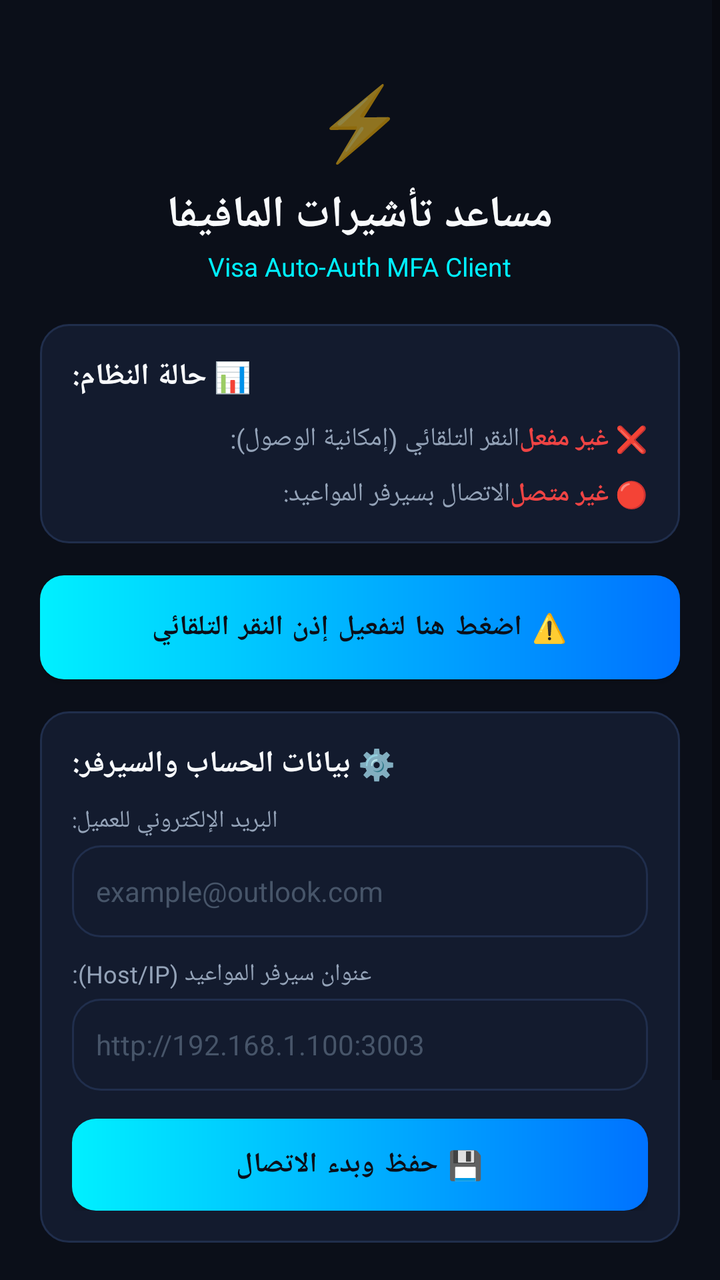
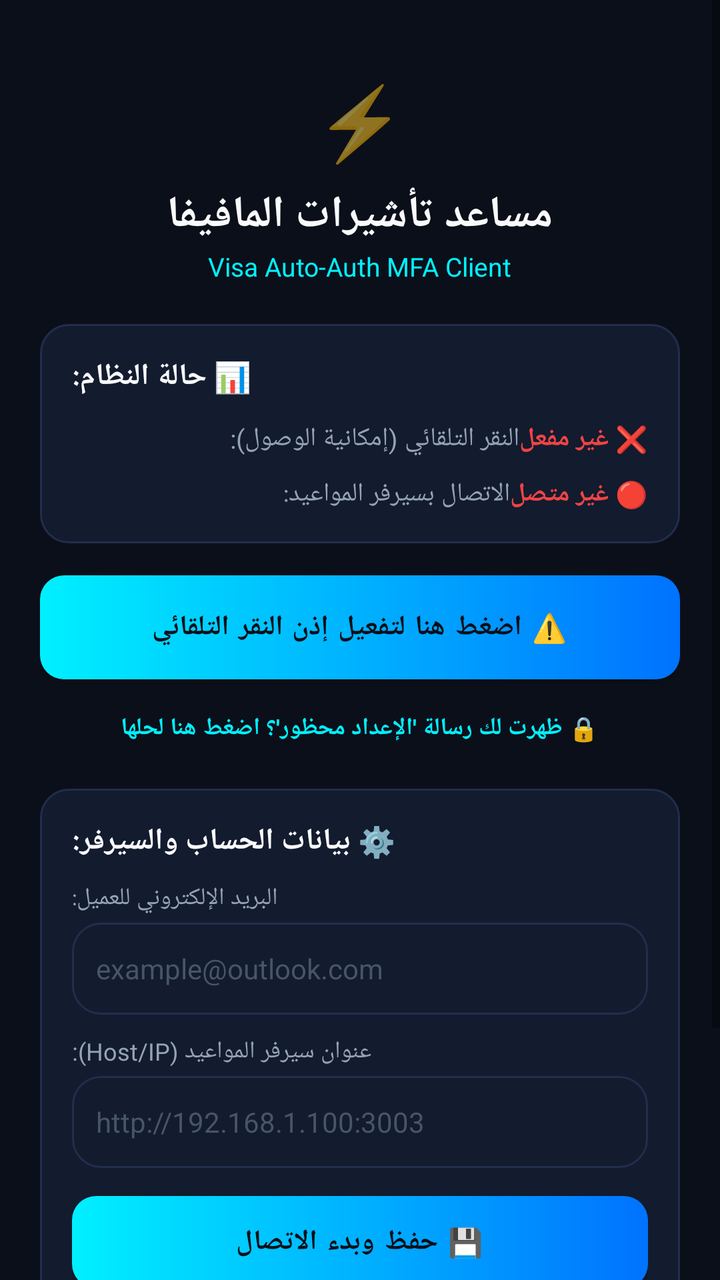

The first picture is an Android layout as it rendered before a commit; the second is the same layout after the commit. The layout source and the unified diff follow.
<!-- AndroidManifest.xml: application theme Theme.VisaAutoAuth -->
<!-- res/layout/activity_main.xml -->
<?xml version="1.0" encoding="utf-8"?>
<ScrollView xmlns:android="http://schemas.android.com/apk/res/android"
    xmlns:app="http://schemas.android.com/apk/res-auto"
    android:layout_width="match_parent"
    android:layout_height="match_parent"
    android:background="@color/bg_dark"
    android:fillViewport="true">

    <LinearLayout
        android:layout_width="match_parent"
        android:layout_height="wrap_content"
        android:orientation="vertical"
        android:padding="20dp">

        
        <LinearLayout
            android:layout_width="match_parent"
            android:layout_height="wrap_content"
            android:gravity="center"
            android:orientation="vertical"
            android:paddingTop="16dp"
            android:paddingBottom="20dp">

            <TextView
                android:layout_width="wrap_content"
                android:layout_height="wrap_content"
                android:text="⚡"
                android:textSize="36sp" />

            <TextView
                android:layout_width="wrap_content"
                android:layout_height="wrap_content"
                android:layout_marginTop="8dp"
                android:text="مساعد تأشيرات المافيفا"
                android:textColor="@color/text_white"
                android:textSize="22sp"
                android:textStyle="bold" />

            <TextView
                android:layout_width="wrap_content"
                android:layout_height="wrap_content"
                android:layout_marginTop="2dp"
                android:text="Visa Auto-Auth MFA Client"
                android:textColor="@color/primary_cyan"
                android:textSize="13sp" />
        </LinearLayout>

        
        <LinearLayout
            android:layout_width="match_parent"
            android:layout_height="wrap_content"
            android:background="@drawable/card_bg"
            android:orientation="vertical"
            android:padding="16dp">

            <TextView
                android:layout_width="wrap_content"
                android:layout_height="wrap_content"
                android:text="📊 حالة النظام:"
                android:textColor="@color/text_white"
                android:textSize="15sp"
                android:textStyle="bold" />

            
            <LinearLayout
                android:layout_width="match_parent"
                android:layout_height="wrap_content"
                android:layout_marginTop="12dp"
                android:gravity="center_vertical"
                android:orientation="horizontal">

                <TextView
                    android:layout_width="0dp"
                    android:layout_height="wrap_content"
                    android:layout_weight="1"
                    android:text="النقر التلقائي (إمكانية الوصول):"
                    android:textColor="@color/text_muted"
                    android:textSize="13sp" />

                <TextView
                    android:id="@+id/tv_accessibility_status"
                    android:layout_width="wrap_content"
                    android:layout_height="wrap_content"
                    android:text="❌ غير مفعل"
                    android:textColor="@color/error_red"
                    android:textSize="13sp"
                    android:textStyle="bold" />
            </LinearLayout>

            
            <LinearLayout
                android:layout_width="match_parent"
                android:layout_height="wrap_content"
                android:layout_marginTop="10dp"
                android:gravity="center_vertical"
                android:orientation="horizontal">

                <TextView
                    android:layout_width="0dp"
                    android:layout_height="wrap_content"
                    android:layout_weight="1"
                    android:text="الاتصال بسيرفر المواعيد:"
                    android:textColor="@color/text_muted"
                    android:textSize="13sp" />

                <TextView
                    android:id="@+id/tv_server_status"
                    android:layout_width="wrap_content"
                    android:layout_height="wrap_content"
                    android:text="🔴 غير متصل"
                    android:textColor="@color/error_red"
                    android:textSize="13sp"
                    android:textStyle="bold" />
            </LinearLayout>
        </LinearLayout>

        
        <Button
            android:id="@+id/btn_enable_accessibility"
            android:layout_width="match_parent"
            android:layout_height="52dp"
            android:layout_marginTop="16dp"
            android:background="@drawable/btn_primary"
            android:text="⚠️ اضغط هنا لتفعيل إذن النقر التلقائي"
            android:textColor="@color/bg_dark"
            android:textSize="14sp"
            android:textStyle="bold"
            app:backgroundTint="@null" />

        
        <LinearLayout
            android:layout_width="match_parent"
            android:layout_height="wrap_content"
            android:layout_marginTop="16dp"
            android:background="@drawable/card_bg"
            android:orientation="vertical"
            android:padding="16dp">

            <TextView
                android:layout_width="wrap_content"
                android:layout_height="wrap_content"
                android:text="⚙️ بيانات الحساب والسيرفر:"
                android:textColor="@color/text_white"
                android:textSize="15sp"
                android:textStyle="bold" />

            <TextView
                android:layout_width="wrap_content"
                android:layout_height="wrap_content"
                android:layout_marginTop="10dp"
                android:text="البريد الإلكتروني للعميل:"
                android:textColor="@color/text_muted"
                android:textSize="12sp" />

            <EditText
                android:id="@+id/et_client_email"
                android:layout_width="match_parent"
                android:layout_height="46dp"
                android:layout_marginTop="4dp"
                android:background="@drawable/card_bg"
                android:hint="example@outlook.com"
                android:inputType="textEmailAddress"
                android:paddingStart="12dp"
                android:paddingEnd="12dp"
                android:textColor="@color/text_white"
                android:textColorHint="#475569"
                android:textSize="14sp" />

            <TextView
                android:layout_width="wrap_content"
                android:layout_height="wrap_content"
                android:layout_marginTop="10dp"
                android:text="عنوان سيرفر المواعيد (Host/IP):"
                android:textColor="@color/text_muted"
                android:textSize="12sp" />

            <EditText
                android:id="@+id/et_server_url"
                android:layout_width="match_parent"
                android:layout_height="46dp"
                android:layout_marginTop="4dp"
                android:background="@drawable/card_bg"
                android:hint="http://192.168.1.100:3003"
                android:inputType="textUri"
                android:paddingStart="12dp"
                android:paddingEnd="12dp"
                android:textColor="@color/text_white"
                android:textColorHint="#475569"
                android:textSize="14sp" />

            <Button
                android:id="@+id/btn_save_connect"
                android:layout_width="match_parent"
                android:layout_height="46dp"
                android:layout_marginTop="14dp"
                android:background="@drawable/btn_primary"
                android:text="💾 حفظ وبدء الاتصال"
                android:textColor="@color/bg_dark"
                android:textStyle="bold"
                app:backgroundTint="@null" />
        </LinearLayout>

        
        <Button
            android:id="@+id/btn_test_click"
            style="@style/Widget.MaterialComponents.Button.OutlinedButton"
            android:layout_width="match_parent"
            android:layout_height="46dp"
            android:layout_marginTop="16dp"
            android:text="🧪 فحص وتجربة النقر التلقائي على المافيفا"
            android:textColor="@color/primary_cyan"
            android:textSize="13sp"
            app:strokeColor="@color/primary_cyan" />

        
        <TextView
            android:id="@+id/tv_log"
            android:layout_width="match_parent"
            android:layout_height="wrap_content"
            android:layout_marginTop="16dp"
            android:background="#050810"
            android:padding="12dp"
            android:text="في انتظار بدء الاتصال..."
            android:textColor="#64748B"
            android:textSize="11sp"
            android:fontFamily="monospace" />

    </LinearLayout>
</ScrollView>
<!-- resources referenced by this layout -->
<resources>
  <color name="bg_dark">#0B0F19</color>
  <color name="error_red">#EF4444</color>
  <color name="primary_cyan">#00F0FF</color>
  <color name="text_muted">#94A3B8</color>
  <color name="text_white">#F8FAFC</color>
  <!-- drawable btn_primary (drawable) -->
  <?xml version="1.0" encoding="utf-8"?>
  <shape xmlns:android="http://schemas.android.com/apk/res/android">
      <gradient
          android:angle="0"
          android:startColor="#00F0FF"
          android:endColor="#0072FF" />
      <corners android:radius="12dp" />
  </shape>
  <!-- drawable card_bg (drawable) -->
  <?xml version="1.0" encoding="utf-8"?>
  <shape xmlns:android="http://schemas.android.com/apk/res/android">
      <solid android:color="@color/card_dark" />
      <stroke android:width="1dp" android:color="@color/card_border" />
      <corners android:radius="14dp" />
  </shape>
  <style name="Theme.VisaAutoAuth" parent="Theme.MaterialComponents.DayNight.NoActionBar">
          <item name="colorPrimary">@color/primary_cyan</item>
          <item name="colorPrimaryVariant">@color/primary_blue</item>
          <item name="colorOnPrimary">@color/bg_dark</item>
          <item name="android:statusBarColor">@color/bg_dark</item>
          <item name="android:navigationBarColor">@color/bg_dark</item>
          <item name="android:windowBackground">@color/bg_dark</item>
      </style>
  <color name="card_dark">#131B2E</color>
  <color name="card_border">#202E4C</color>
  <color name="primary_blue">#3B82F6</color>
</resources>

<!-- the commit's change to res/layout/activity_main.xml (unified diff, before → after) -->
@@ -126,6 +126,19 @@
             android:textSize="14sp"
             android:textStyle="bold"
             app:backgroundTint="@null" />
+
+        
+        <TextView
+            android:id="@+id/tv_restricted_settings_help"
+            android:layout_width="wrap_content"
+            android:layout_height="wrap_content"
+            android:layout_gravity="center_horizontal"
+            android:layout_marginTop="10dp"
+            android:padding="6dp"
+            android:text="🔒 ظهرت لك رسالة 'الإعداد محظور'؟ اضغط هنا لحلها"
+            android:textColor="@color/primary_cyan"
+            android:textSize="12sp"
+            android:textStyle="bold" />
 
         
         <LinearLayout
